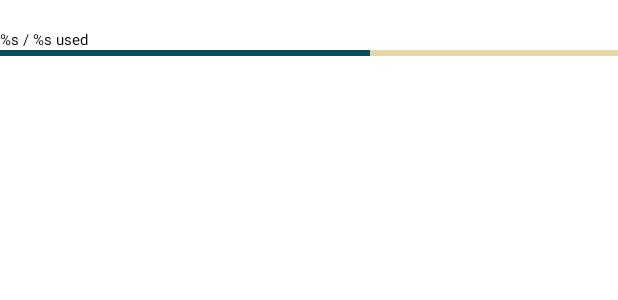
After one commit to Wojtek40/catmonit-app, an Android app: the layout disc_display.xml on its own in the app's theme, with its tools: preview values and no code run, on a phone screen of 412 x 824 dp. The commit adds this screen. Shown: the top 300 px of the screen. Run offline under Robolectric (Android 15) with nearby library versions, the phone set to English and light mode, and no system bars.

Commit message:
feat: displaying (decoy) devices and their storage usage

```diff
--- a/app/src/main/java/catmonit/app/ui/storage/StorageFragment.java
+++ b/app/src/main/java/catmonit/app/ui/storage/StorageFragment.java
@@ -23,6 +23,7 @@ import java.util.ArrayList;
 
 import catmonit.app.R;
 import catmonit.app.databinding.FragmentStorageBinding;
+import catmonit.app.models.DeviceInfoAdapter;
 import catmonit.app.models.Warning;
 import catmonit.app.models.WarningAdapter;
 
@@ -55,6 +56,10 @@ public class StorageFragment extends Fragment {
 
         updateMonitView(storageState.getErrors(), binding.errorsRecyclerView);
         updateMonitView(storageState.getWarnings(), binding.warningRecyclerView);
+
+        DeviceInfoAdapter deviceInfoAdapter = new DeviceInfoAdapter(storageState.getDeviceInfo());
+        binding.devicesRecyclerView.setAdapter(deviceInfoAdapter);
+        binding.devicesRecyclerView.setLayoutManager(new LinearLayoutManager(getActivity()));
     }
 
     private void updateMonitView(Warning[] warnings, RecyclerView recyclerView){
--- /dev/null
+++ b/app/src/main/res/layout/disc_display.xml
@@ -0,0 +1,30 @@
+<?xml version="1.0" encoding="utf-8"?>
+<LinearLayout xmlns:android="http://schemas.android.com/apk/res/android"
+    xmlns:app="http://schemas.android.com/apk/res-auto"
+    android:orientation="vertical"
+    android:layout_width="match_parent"
+    android:layout_height="wrap_content">
+    <TextView
+        android:id="@+id/disc_label"
+        android:layout_width="wrap_content"
+        android:layout_height="match_parent" />
+    <LinearLayout
+        android:layout_width="match_parent"
+        android:layout_height="wrap_content"
+        android:orientation="vertical">
+        <TextView
+            android:id="@+id/text_used"
+            android:layout_width="match_parent"
+            android:layout_height="wrap_content"
+            android:text="@string/storage_space_used"
+            android:textAppearance="?attr/textAppearanceBodySmall"/>
+        <com.google.android.material.progressindicator.LinearProgressIndicator
+            android:id="@+id/used_progress"
+            android:layout_width="match_parent"
+            android:layout_height="wrap_content"
+            android:progress="60"
+            app:indicatorColor="@color/midnight_green"
+            app:trackColor="@color/vanilla"
+/>
+    </LinearLayout>
+</LinearLayout>
--- a/app/src/main/res/layout/fragment_storage.xml
+++ b/app/src/main/res/layout/fragment_storage.xml
@@ -115,5 +115,10 @@
             android:layout_height="wrap_content"
             android:maxHeight="120dp"
             app:layout_constraintTop_toBottomOf="@id/errors_recyclerView"/>
+        <androidx.recyclerview.widget.RecyclerView
+            android:id="@+id/devices_recyclerView"
+            android:layout_width="match_parent"
+            android:layout_height="wrap_content"
+            app:layout_constraintTop_toBottomOf="@id/warning_recyclerView"/>
     </androidx.constraintlayout.widget.ConstraintLayout>
 </androidx.core.widget.NestedScrollView>
```
Also changed, not shown: app/src/main/java/catmonit/app/models/DeviceInfo.java (added, +31 -0 lines), app/src/main/java/catmonit/app/models/DeviceInfoAdapter.java (added, +58 -0 lines), app/src/main/java/catmonit/app/models/DiscInfo.java (added, +13 -0 lines), app/src/main/java/catmonit/app/models/DiscInfoAdapter.java (added, +66 -0 lines), app/src/main/java/catmonit/app/models/WarningAdapter.java (+11 -2 lines), app/src/main/java/catmonit/app/ui/storage/StorageState.java (+8 -3 lines), app/src/main/java/catmonit/app/ui/storage/StorageViewModel.java (+8 -1 lines), app/src/main/res/layout/device_display.xml (added, +33 -0 lines).
